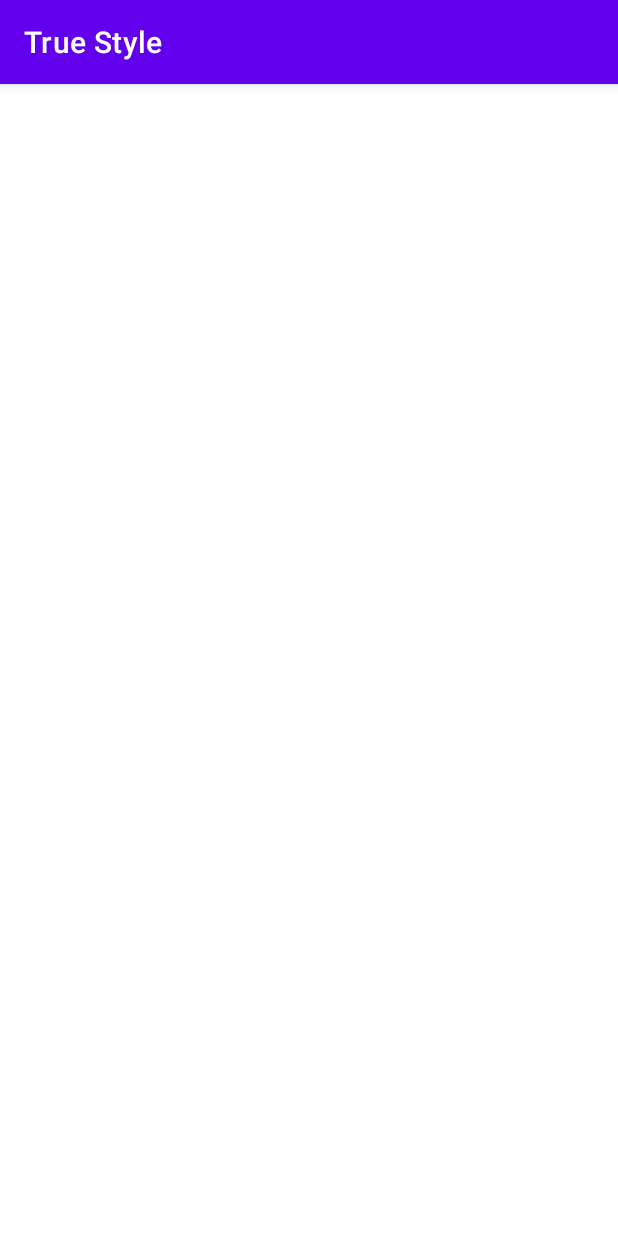
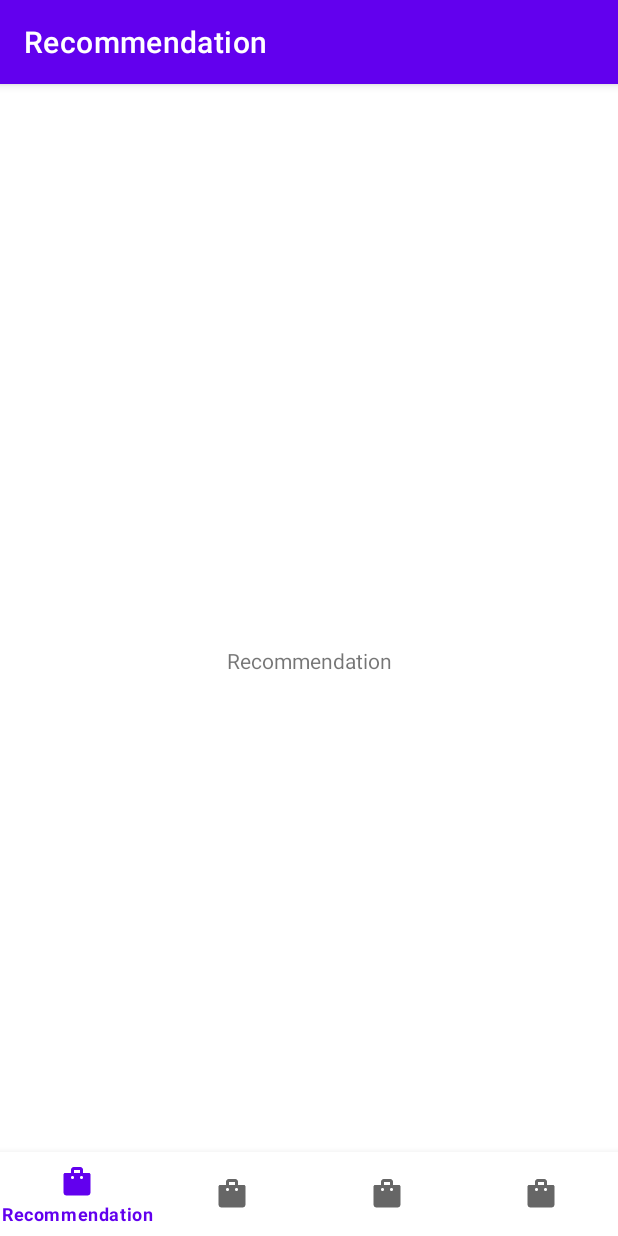
Before and after one commit to Pavel-Team/TrueStyle, an Android app: the screen it shows after launch (MainActivity), on a phone screen of 412 x 824 dp. Run offline under Robolectric (Android 15) with nearby library versions, the phone set to English and light mode, and no system bars; our stand-ins replace data binding, navigation-ui.

Commit message:
bottom navigation menu

```diff
--- a/app/src/main/java/ru/dm/android/truestyle/Application.kt
+++ b/app/src/main/java/ru/dm/android/truestyle/Application.kt
@@ -2,6 +2,8 @@
 package ru.dm.android.truestyle
 
 import android.app.Application
+
+private const val TAG = "Application"
 
 class Application : Application() {
 
--- a/app/src/main/java/ru/dm/android/truestyle/ui/activity/MainActivity.kt
+++ b/app/src/main/java/ru/dm/android/truestyle/ui/activity/MainActivity.kt
@@ -3,13 +3,41 @@ package ru.dm.android.truestyle.ui.activity
 
 import androidx.appcompat.app.AppCompatActivity
 import android.os.Bundle
+import android.util.Log
+import androidx.navigation.findNavController
+import androidx.navigation.ui.AppBarConfiguration
+import androidx.navigation.ui.setupActionBarWithNavController
+import androidx.navigation.ui.setupWithNavController
+import com.google.android.material.bottomnavigation.BottomNavigationView
 import ru.dm.android.truestyle.R
+import ru.dm.android.truestyle.databinding.ActivityMainBinding
+
+
+private const val TAG = "MainActivity"
 
 class MainActivity : AppCompatActivity() {
 
+    private lateinit var binding: ActivityMainBinding
+
+
     override fun onCreate(savedInstanceState: Bundle?) {
         super.onCreate(savedInstanceState)
-        setContentView(R.layout.activity_main)
+
+        Log.d(TAG, layoutInflater.toString())
+        binding = ActivityMainBinding.inflate(layoutInflater)
+        setContentView(binding.root)
+
+        val navView: BottomNavigationView = binding.navView
+
+        val navController = findNavController(R.id.nav_host_fragment_activity_main)
+        val appBarConfiguration = AppBarConfiguration(
+            setOf(
+                R.id.navigation_recommendation, R.id.navigation_clothes_search, R.id.navigation_articles, R.id.navigation_profile
+            )
+        )
+
+        setupActionBarWithNavController(navController, appBarConfiguration)
+        navView.setupWithNavController(navController)
     }
 
 }
--- /dev/null
+++ b/app/src/main/java/ru/dm/android/truestyle/ui/screen/RecommendationFragment.kt
@@ -0,0 +1,42 @@
+/**Фрагмент первой страницы с рекомендациями*/
+package ru.dm.android.truestyle.ui.screen
+
+import android.os.Bundle
+import android.view.LayoutInflater
+import android.view.View
+import android.view.ViewGroup
+import androidx.fragment.app.Fragment
+import androidx.lifecycle.ViewModelProvider
+import ru.dm.android.truestyle.R
+import ru.dm.android.truestyle.databinding.FragmentArticlesBinding
+import ru.dm.android.truestyle.databinding.FragmentRecommendationBinding
+import ru.dm.android.truestyle.viewmodel.ArticlesViewModel
+import ru.dm.android.truestyle.viewmodel.RecommendationViewModel
+
+public class RecommendationFragment : Fragment() {
+
+    private lateinit var recommendationViewModel: RecommendationViewModel
+    private var _binding: FragmentRecommendationBinding? = null
+    private val binding get() = _binding!!
+
+
+    override fun onCreateView(
+        inflater: LayoutInflater,
+        container: ViewGroup?,
+        savedInstanceState: Bundle?
+    ): View? {
+        recommendationViewModel = ViewModelProvider(this).get(RecommendationViewModel::class.java)
+
+        _binding = FragmentRecommendationBinding.inflate(inflater, container, false)
+        val root: View = binding.root
+
+        return root
+    }
+
+
+    override fun onDestroy() {
+        super.onDestroy()
+        _binding = null
+    }
+
+}
--- /dev/null
+++ b/app/src/main/java/ru/dm/android/truestyle/viewmodel/ArticlesViewModel.kt
@@ -0,0 +1,6 @@
+package ru.dm.android.truestyle.viewmodel
+
+import androidx.lifecycle.ViewModel
+
+public class ArticlesViewModel : ViewModel() {
+}
--- /dev/null
+++ b/app/src/main/java/ru/dm/android/truestyle/viewmodel/ClothesSearchViewModel.kt
@@ -0,0 +1,6 @@
+package ru.dm.android.truestyle.viewmodel
+
+import androidx.lifecycle.ViewModel
+
+class ClothesSearchViewModel : ViewModel() {
+}
--- /dev/null
+++ b/app/src/main/java/ru/dm/android/truestyle/viewmodel/ProfileViewModel.kt
@@ -0,0 +1,6 @@
+package ru.dm.android.truestyle.viewmodel
+
+import androidx.lifecycle.ViewModel
+
+class ProfileViewModel : ViewModel() {
+}
--- /dev/null
+++ b/app/src/main/java/ru/dm/android/truestyle/viewmodel/RecommendationViewModel.kt
@@ -0,0 +1,6 @@
+package ru.dm.android.truestyle.viewmodel
+
+import androidx.lifecycle.ViewModel
+
+class RecommendationViewModel : ViewModel() {
+}
--- a/app/src/main/res/layout/activity_main.xml
+++ b/app/src/main/res/layout/activity_main.xml
@@ -1,6 +1,32 @@
 <?xml version="1.0" encoding="utf-8"?>
-<FrameLayout xmlns:android="http://schemas.android.com/apk/res/android"
-    android:id="@+id/fragment_container"
+<androidx.constraintlayout.widget.ConstraintLayout xmlns:android="http://schemas.android.com/apk/res/android"
+    android:id="@+id/container"
     android:layout_width="match_parent"
-    android:layout_height="match_parent">
-</FrameLayout>
+    android:layout_height="match_parent"
+    xmlns:app="http://schemas.android.com/apk/res-auto">
+
+    <com.google.android.material.bottomnavigation.BottomNavigationView
+        android:id="@+id/nav_view"
+        android:layout_width="0dp"
+        android:layout_height="wrap_content"
+        android:layout_marginStart="0dp"
+        android:layout_marginEnd="0dp"
+        android:background="?android:attr/windowBackground"
+        app:layout_constraintBottom_toBottomOf="parent"
+        app:layout_constraintLeft_toLeftOf="parent"
+        app:layout_constraintRight_toRightOf="parent"
+        app:menu="@menu/bottom_nav_menu" />
+
+    <fragment
+        android:id="@+id/nav_host_fragment_activity_main"
+        android:name="androidx.navigation.fragment.NavHostFragment"
+        android:layout_width="match_parent"
+        android:layout_height="match_parent"
+        app:defaultNavHost="true"
+        app:layout_constraintBottom_toTopOf="@id/nav_view"
+        app:layout_constraintLeft_toLeftOf="parent"
+        app:layout_constraintRight_toRightOf="parent"
+        app:layout_constraintTop_toTopOf="parent"
+        app:navGraph="@navigation/mobile_navigation" />
+
+</androidx.constraintlayout.widget.ConstraintLayout>
--- /dev/null
+++ b/app/src/main/res/layout/fragment_recommendation.xml
@@ -0,0 +1,21 @@
+<?xml version="1.0" encoding="utf-8"?>
+<layout
+    xmlns:android="http://schemas.android.com/apk/res/android"
+    xmlns:app="http://schemas.android.com/apk/res-auto"
+    xmlns:tools="http://schemas.android.com/tools">
+    <androidx.constraintlayout.widget.ConstraintLayout
+        android:layout_width="match_parent"
+        android:layout_height="match_parent"
+        tools:context=".ui.screen.RecommendationFragment">
+
+        <TextView
+            android:layout_width="wrap_content"
+            android:layout_height="wrap_content"
+            android:text="Recommendation"
+            app:layout_constraintStart_toStartOf="parent"
+            app:layout_constraintEnd_toEndOf="parent"
+            app:layout_constraintTop_toTopOf="parent"
+            app:layout_constraintBottom_toBottomOf="parent" />
+
+    </androidx.constraintlayout.widget.ConstraintLayout>
+</layout>
--- /dev/null
+++ b/app/src/main/res/menu/bottom_nav_menu.xml
@@ -0,0 +1,24 @@
+<?xml version="1.0" encoding="utf-8"?>
+<menu xmlns:android="http://schemas.android.com/apk/res/android">
+
+    <item
+        android:id="@+id/navigation_recommendation"
+        android:icon="@drawable/icon_recommendation"
+        android:title="@string/title_recommendation" />
+
+    <item
+        android:id="@+id/navigation_clothes_search"
+        android:icon="@drawable/icon_recommendation"
+        android:title="@string/title_clothes_search" />
+
+    <item
+        android:id="@+id/navigation_articles"
+        android:icon="@drawable/icon_recommendation"
+        android:title="@string/title_articles" />
+
+    <item
+        android:id="@+id/navigation_profile"
+        android:icon="@drawable/icon_recommendation"
+        android:title="@string/title_profile" />
+
+</menu>
--- /dev/null
+++ b/app/src/main/res/navigation/mobile_navigation.xml
@@ -0,0 +1,32 @@
+<?xml version="1.0" encoding="utf-8"?>
+<navigation xmlns:android="http://schemas.android.com/apk/res/android"
+    xmlns:app="http://schemas.android.com/apk/res-auto"
+    xmlns:tools="http://schemas.android.com/tools"
+    android:id="@+id/mobile_navigation"
+    app:startDestination="@+id/navigation_recommendation">
+
+    <fragment
+        android:id="@+id/navigation_recommendation"
+        android:name="ru.dm.android.truestyle.ui.screen.RecommendationFragment"
+        android:label="@string/title_recommendation"
+        tools:layout="@layout/fragment_recommendation" />
+
+    <fragment
+        android:id="@+id/navigation_clothes_search"
+        android:name="ru.dm.android.truestyle.ui.screen.ClothesSearchFragment"
+        android:label="@string/title_clothes_search"
+        tools:layout="@layout/fragment_clothes_search" />
+
+    <fragment
+        android:id="@+id/navigation_articles"
+        android:name="ru.dm.android.truestyle.ui.screen.ArticlesFragment"
+        android:label="@string/title_articles"
+        tools:layout="@layout/fragment_articles" />
+
+    <fragment
+        android:id="@+id/navigation_profile"
+        android:name="ru.dm.android.truestyle.ui.screen.ProfileFragment"
+        android:label="@string/title_profile"
+        tools:layout="@layout/fragment_profile" />
+
+</navigation>
--- a/app/src/main/res/values/strings.xml
+++ b/app/src/main/res/values/strings.xml
@@ -1,3 +1,9 @@
 <resources>
     <string name="app_name">True Style</string>
+
+    <string name="title_recommendation">Recommendation</string>
+    <string name="title_clothes_search">Search</string>
+    <string name="title_articles">Articles</string>
+    <string name="title_profile">Profile</string>
+
 </resources>
```
Also changed, not shown: app/build.gradle (+20 -0 lines), app/src/main/java/ru/dm/android/truestyle/ui/screen/ArticlesFragment.kt (added, +40 -0 lines), app/src/main/java/ru/dm/android/truestyle/ui/screen/ClothesSearchFragment.kt (added, +39 -0 lines), app/src/main/java/ru/dm/android/truestyle/ui/screen/ProfileFragment.kt (added, +39 -0 lines), app/src/main/res/layout/fragment_articles.xml (added, +21 -0 lines), app/src/main/res/layout/fragment_clothes_search.xml (added, +21 -0 lines), app/src/main/res/layout/fragment_profile.xml (added, +21 -0 lines), app/src/main/res/drawable-v24/icon_recommendation.png (added).
